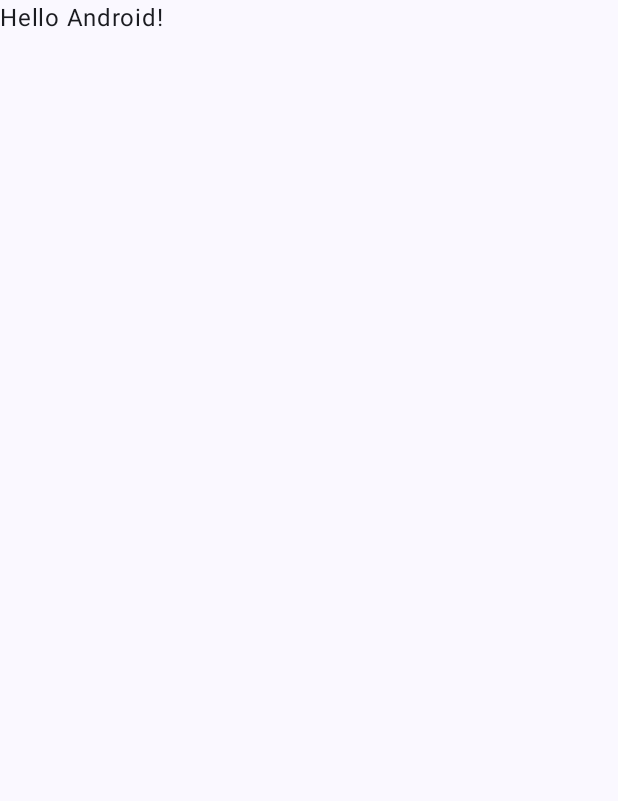
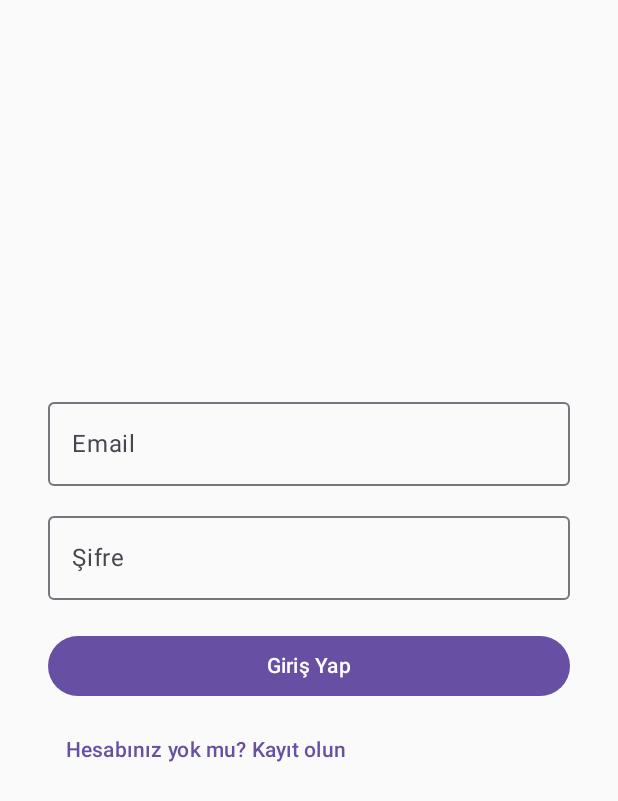
Before and after one commit to AKeeF-Albayrak/LetterWars, an Android app built with Jetpack Compose: the screen it shows after launch (MainActivity), on a phone screen of 412 x 824 dp. Before the commit the part shown is almost empty. Shown: the top 801 px of the screen. Run offline under Robolectric (Android 15) with nearby library versions, the phone set to English and light mode, and no system bars; our stand-ins replace Firebase (no records; nobody signed in at launch, a user with empty details on screens opened directly).

Commit message:
Feat:Login, Register Pages Added, New Project Structre Added

```diff
--- a/app/src/main/java/com/example/letterwars/MainActivity.kt
+++ b/app/src/main/java/com/example/letterwars/MainActivity.kt
@@ -3,45 +3,19 @@ package com.example.letterwars
 import android.os.Bundle
 import androidx.activity.ComponentActivity
 import androidx.activity.compose.setContent
-import androidx.activity.enableEdgeToEdge
-import androidx.compose.foundation.layout.fillMaxSize
-import androidx.compose.foundation.layout.padding
-import androidx.compose.material3.Scaffold
-import androidx.compose.material3.Text
-import androidx.compose.runtime.Composable
-import androidx.compose.ui.Modifier
-import androidx.compose.ui.tooling.preview.Preview
-import com.example.letterwars.ui.theme.LetterWarsTheme
+import androidx.compose.material3.MaterialTheme
+import androidx.navigation.compose.rememberNavController
+import com.example.letterwars.ui.navigation.AppNavGraph
+import com.example.letterwars.ui.screen.login.LoginScreen
 
 class MainActivity : ComponentActivity() {
     override fun onCreate(savedInstanceState: Bundle?) {
         super.onCreate(savedInstanceState)
-        enableEdgeToEdge()
         setContent {
-            LetterWarsTheme {
-                Scaffold(modifier = Modifier.fillMaxSize()) { innerPadding ->
-                    Greeting(
-                        name = "Android",
-                        modifier = Modifier.padding(innerPadding)
-                    )
-                }
+            val navController = rememberNavController()
+            MaterialTheme {
+                AppNavGraph(navController = navController)
             }
         }
     }
 }
-
-@Composable
-fun Greeting(name: String, modifier: Modifier = Modifier) {
-    Text(
-        text = "Hello $name!",
-        modifier = modifier
-    )
-}
-
-@Preview(showBackground = true)
-@Composable
-fun GreetingPreview() {
-    LetterWarsTheme {
-        Greeting("Android")
-    }
-}
--- /dev/null
+++ b/app/src/main/java/com/example/letterwars/ui/navigation/AppNavGraph.kt
@@ -0,0 +1,20 @@
+package com.example.letterwars.ui.navigation
+
+import androidx.compose.runtime.Composable
+import androidx.navigation.NavHostController
+import androidx.navigation.compose.NavHost
+import androidx.navigation.compose.composable
+import com.example.letterwars.ui.screen.login.LoginScreen
+import com.example.letterwars.ui.screen.register.RegisterScreen
+
+@Composable
+fun AppNavGraph(navController: NavHostController) {
+    NavHost(navController = navController, startDestination = "login") {
+        composable("login") {
+            LoginScreen(navController)
+        }
+        composable("register") {
+            RegisterScreen(navController)
+        }
+    }
+}
--- /dev/null
+++ b/app/src/main/java/com/example/letterwars/ui/screen/login/LoginScreen.kt
@@ -0,0 +1,62 @@
+package com.example.letterwars.ui.screen.login
+
+import androidx.compose.foundation.layout.*
+import androidx.compose.material3.* // ← Eğer Material3 kullanıyorsan bu!
+import androidx.compose.runtime.*
+import androidx.compose.ui.Modifier
+import androidx.compose.ui.text.input.PasswordVisualTransformation
+import androidx.compose.ui.unit.dp
+import androidx.lifecycle.viewmodel.compose.viewModel // ← Burası eksikti!
+import androidx.navigation.NavController
+
+@Composable
+fun LoginScreen(navController: NavController, viewModel: LoginViewModel = viewModel()) {
+    var email by remember { mutableStateOf("") }
+    var password by remember { mutableStateOf("") }
+    val status by viewModel.uiState.collectAsState()
+
+    Column(
+        modifier = Modifier
+            .fillMaxSize()
+            .padding(32.dp),
+        verticalArrangement = Arrangement.Center
+    ) {
+        OutlinedTextField(
+            value = email,
+            onValueChange = { email = it },
+            label = { Text("Email") },
+            modifier = Modifier.fillMaxWidth()
+        )
+
+        Spacer(modifier = Modifier.height(12.dp))
+
+        OutlinedTextField(
+            value = password,
+            onValueChange = { password = it },
+            label = { Text("Şifre") },
+            visualTransformation = PasswordVisualTransformation(),
+            modifier = Modifier.fillMaxWidth()
+        )
+
+        Spacer(modifier = Modifier.height(20.dp))
+
+        Button(
+            onClick = { viewModel.login(email, password) },
+            modifier = Modifier.fillMaxWidth()
+        ) {
+            Text("Giriş Yap")
+        }
+
+        Spacer(modifier = Modifier.height(8.dp))
+
+        TextButton(onClick = {
+            navController.navigate("register")
+        }) {
+            Text("Hesabınız yok mu? Kayıt olun")
+        }
+
+        Spacer(modifier = Modifier.height(16.dp))
+
+        Text(text = status)
+    }
+}
--- /dev/null
+++ b/app/src/main/java/com/example/letterwars/ui/screen/login/LoginViewModel.kt
@@ -0,0 +1,21 @@
+package com.example.letterwars.ui.screen.login
+
+import androidx.lifecycle.ViewModel
+import androidx.lifecycle.viewModelScope
+import com.example.letterwars.data.repository.AuthRepository
+import kotlinx.coroutines.flow.MutableStateFlow
+import kotlinx.coroutines.flow.asStateFlow
+import kotlinx.coroutines.launch
+
+class LoginViewModel(private val authRepository: AuthRepository = AuthRepository()) : ViewModel() {
+
+    private val _uiState = MutableStateFlow("")
+    val uiState = _uiState.asStateFlow()
+
+    fun login(email: String, password: String) {
+        viewModelScope.launch {
+            val result = authRepository.loginUser(email, password)
+            _uiState.value = if (result.isSuccess) "Giriş Başarılı" else "Hata: ${result.exceptionOrNull()?.message}"
+        }
+    }
+}
```
Also changed, not shown: app/build.gradle.kts (+22 -2 lines), app/src/main/java/com/example/letterwars/data/firebase/FirebaseUserDataSource.kt (added, +30 -0 lines), app/src/main/java/com/example/letterwars/data/model/User.kt (added, +9 -0 lines), app/src/main/java/com/example/letterwars/data/repository/AuthRepository.kt (added, +40 -0 lines), app/src/main/java/com/example/letterwars/ui/screen/register/RegisterScreen.kt (added, +87 -0 lines), app/src/main/java/com/example/letterwars/ui/screen/register/RegisterViewModel.kt (added, +27 -0 lines).
